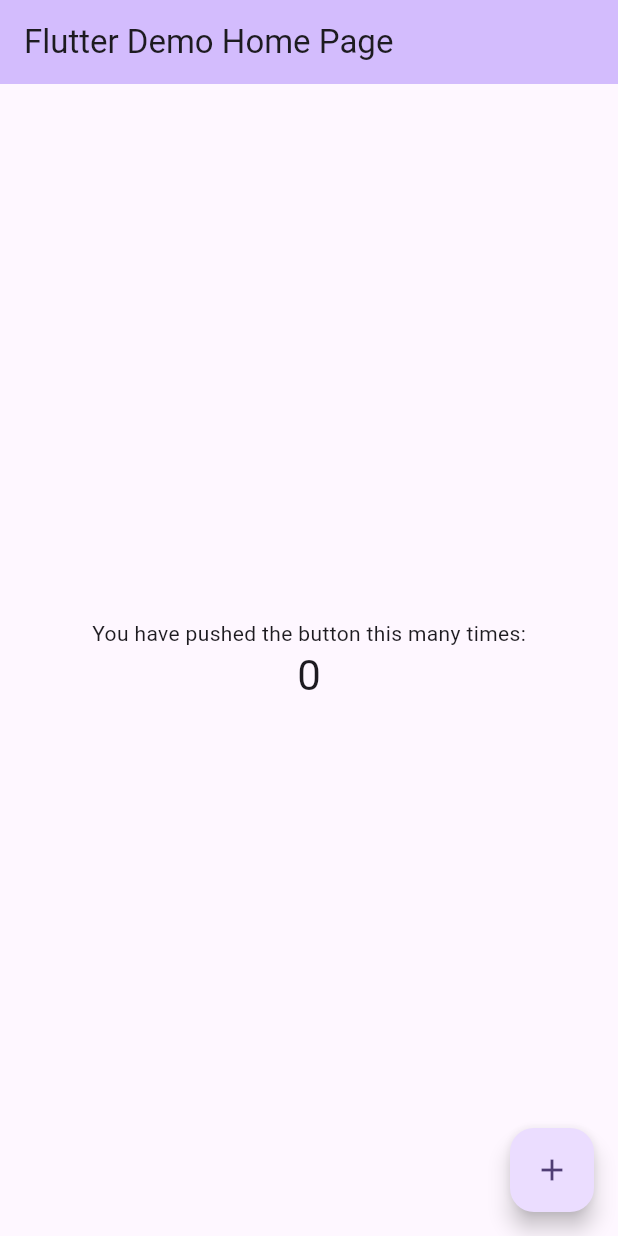
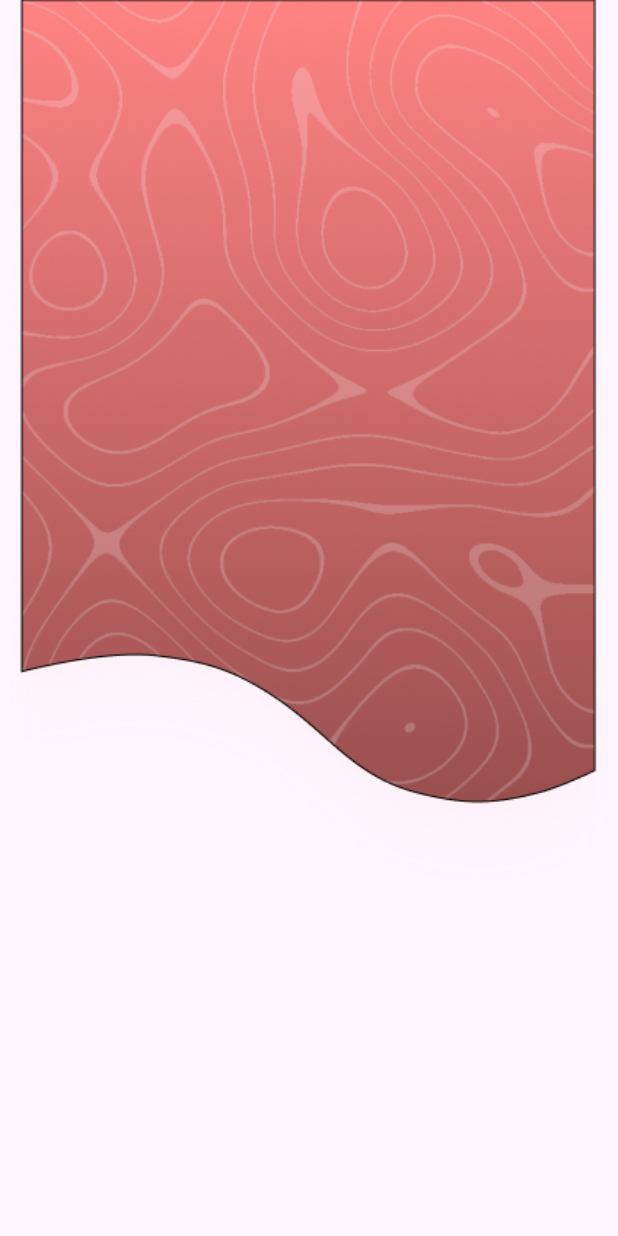
Before and after one commit to tavanquangkk/flutter-basic, a Flutter app: the screen it shows after launch, on a phone screen of 412 x 824 dp. Run offline on Flutter 3.47's test engine with Material 3 defaults, Android fonts, the phone set to English and light mode, and no system bars.

```diff
--- a/lib/main.dart
+++ b/lib/main.dart
@@ -1,122 +1,14 @@
+import 'package:flutter/cupertino.dart';
 import 'package:flutter/material.dart';
+import 'package:flutter_basic_01/presentation/pages/startup_screen.dart';
 
 void main() {
-  runApp(const MyApp());
+  runApp(MyApp());
 }
 
 class MyApp extends StatelessWidget {
-  const MyApp({super.key});
-
-  // This widget is the root of your application.
   @override
   Widget build(BuildContext context) {
-    return MaterialApp(
-      title: 'Flutter Demo',
-      theme: ThemeData(
-        // This is the theme of your application.
-        //
-        // TRY THIS: Try running your application with "flutter run". You'll see
-        // the application has a purple toolbar. Then, without quitting the app,
-        // try changing the seedColor in the colorScheme below to Colors.green
-        // and then invoke "hot reload" (save your changes or press the "hot
-        // reload" button in a Flutter-supported IDE, or press "r" if you used
-        // the command line to start the app).
-        //
-        // Notice that the counter didn't reset back to zero; the application
-        // state is not lost during the reload. To reset the state, use hot
-        // restart instead.
-        //
-        // This works for code too, not just values: Most code changes can be
-        // tested with just a hot reload.
-        colorScheme: ColorScheme.fromSeed(seedColor: Colors.deepPurple),
-      ),
-      home: const MyHomePage(title: 'Flutter Demo Home Page'),
-    );
+    return MaterialApp(home: Scaffold(body: StartupScreen()));
   }
 }
-
-class MyHomePage extends StatefulWidget {
-  const MyHomePage({super.key, required this.title});
-
-  // This widget is the home page of your application. It is stateful, meaning
-  // that it has a State object (defined below) that contains fields that affect
-  // how it looks.
-
-  // This class is the configuration for the state. It holds the values (in this
-  // case the title) provided by the parent (in this case the App widget) and
-  // used by the build method of the State. Fields in a Widget subclass are
-  // always marked "final".
-
-  final String title;
-
-  @override
-  State<MyHomePage> createState() => _MyHomePageState();
-}
-
-class _MyHomePageState extends State<MyHomePage> {
-  int _counter = 0;
-
-  void _incrementCounter() {
-    setState(() {
-      // This call to setState tells the Flutter framework that something has
-      // changed in this State, which causes it to rerun the build method below
-      // so that the display can reflect the updated values. If we changed
-      // _counter without calling setState(), then the build method would not be
-      // called again, and so nothing would appear to happen.
-      _counter++;
-    });
-  }
-
-  @override
-  Widget build(BuildContext context) {
-    // This method is rerun every time setState is called, for instance as done
-    // by the _incrementCounter method above.
-    //
-    // The Flutter framework has been optimized to make rerunning build methods
-    // fast, so that you can just rebuild anything that needs updating rather
-    // than having to individually change instances of widgets.
-    return Scaffold(
-      appBar: AppBar(
-        // TRY THIS: Try changing the color here to a specific color (to
-        // Colors.amber, perhaps?) and trigger a hot reload to see the AppBar
-        // change color while the other colors stay the same.
-        backgroundColor: Theme.of(context).colorScheme.inversePrimary,
-        // Here we take the value from the MyHomePage object that was created by
-        // the App.build method, and use it to set our appbar title.
-        title: Text(widget.title),
-      ),
-      body: Center(
-        // Center is a layout widget. It takes a single child and positions it
-        // in the middle of the parent.
-        child: Column(
-          // Column is also a layout widget. It takes a list of children and
-          // arranges them vertically. By default, it sizes itself to fit its
-          // children horizontally, and tries to be as tall as its parent.
-          //
-          // Column has various properties to control how it sizes itself and
-          // how it positions its children. Here we use mainAxisAlignment to
-          // center the children vertically; the main axis here is the vertical
-          // axis because Columns are vertical (the cross axis would be
-          // horizontal).
-          //
-          // TRY THIS: Invoke "debug painting" (choose the "Toggle Debug Paint"
-          // action in the IDE, or press "p" in the console), to see the
-          // wireframe for each widget.
-          mainAxisAlignment: MainAxisAlignment.center,
-          children: <Widget>[
-            const Text('You have pushed the button this many times:'),
-            Text(
-              '$_counter',
-              style: Theme.of(context).textTheme.headlineMedium,
-            ),
-          ],
-        ),
-      ),
-      floatingActionButton: FloatingActionButton(
-        onPressed: _incrementCounter,
-        tooltip: 'Increment',
-        child: const Icon(Icons.add),
-      ), // This trailing comma makes auto-formatting nicer for build methods.
-    );
-  }
-}
--- /dev/null
+++ b/lib/presentation/pages/startup_screen.dart
@@ -0,0 +1,27 @@
+import 'package:flutter/cupertino.dart';
+import 'package:flutter/material.dart';
+import 'package:flutter_basic_01/presentation/widgets/others/wave_clipper.dart';
+
+class StartupScreen extends StatelessWidget {
+  @override
+  Widget build(BuildContext context) {
+    return Scaffold(
+      body: Stack(
+        children: [
+          Column(
+            children: [
+              ClipPath(
+                child: Container(
+                  child: Image.asset(
+                    "assets/images/wave.png",
+                    width: double.infinity,
+                  ),
+                ),
+              ),
+            ],
+          ),
+        ],
+      ),
+    );
+  }
+}
```
Also changed, not shown: lib/presentation/widgets/others/wave_clipper.dart (added, +42 -0 lines), pubspec.yaml (+5 -4 lines), assets/images/test.png (added), assets/images/wave.png (added), assets/images/wave.svg (added), lib/presentation/pages/auth/login.dart (added), lib/presentation/pages/auth/register.dart (added), lib/presentation/pages/home_page.dart (added), lib/presentation/state/auth_state.dart (added), pubspec.lock, 3 other files.
